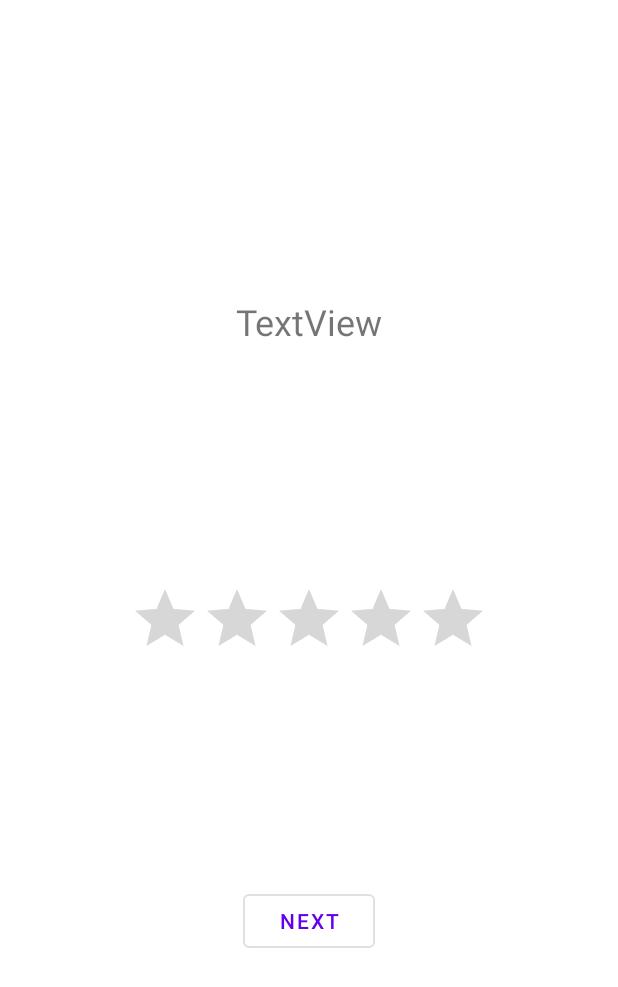
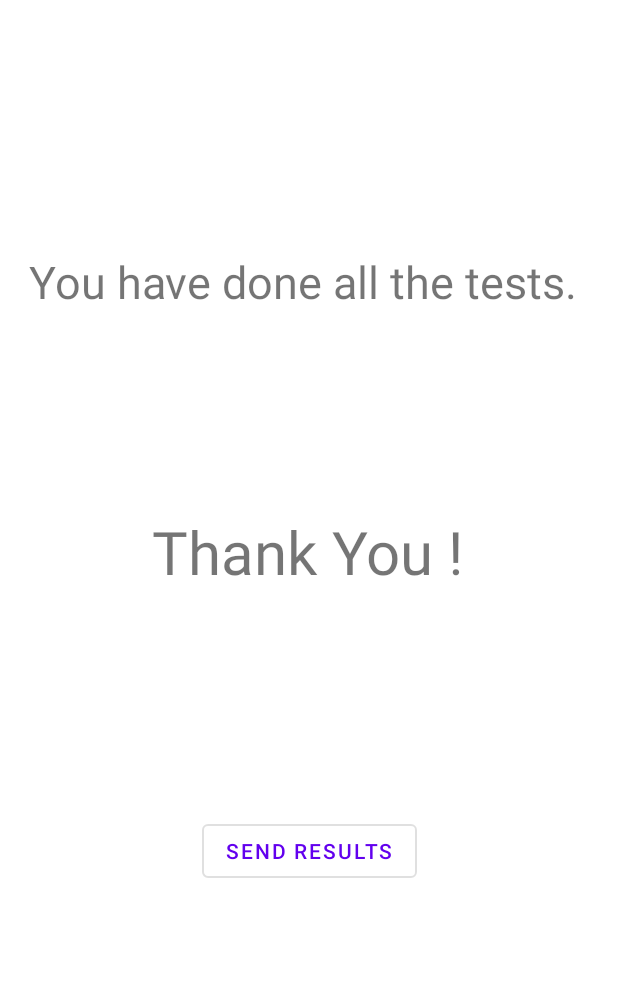
Before and after one commit to timtimchen/COSC541Project, an Android app: the layout activity_send_evaluation.xml on its own in the app's theme, with its tools: preview values and no code run, on a phone screen of 412 x 824 dp. Shown: the top 987 px of the screen. Run offline under Robolectric (Android 15) with nearby library versions, the phone set to English and light mode, and no system bars.

Commit message:
refactor app structure

```diff
--- a/app/src/main/java/com/example/thumbs_upapp/ThankYouActivity.java
+++ b/app/src/main/java/com/example/thumbs_upapp/SendEvaluationActivity.java
@@ -9,7 +9,7 @@ import android.util.Log;
 import android.view.View;
 import android.widget.Toast;
 
-public class ThankYouActivity extends AppCompatActivity {
+public class SendEvaluationActivity extends AppCompatActivity {
     public void sendEmail(View view) {
         // send out message
         //Log.i("Send email", "");
@@ -31,7 +31,7 @@ public class ThankYouActivity extends AppCompatActivity {
             finish();
             Log.i("Finished sending", "");
         } catch (android.content.ActivityNotFoundException ex) {
-            Toast.makeText(ThankYouActivity.this,
+            Toast.makeText(SendEvaluationActivity.this,
                     "There is no email client installed.", Toast.LENGTH_SHORT).show();
         }
 
@@ -42,6 +42,6 @@ public class ThankYouActivity extends AppCompatActivity {
     @Override
     protected void onCreate(Bundle savedInstanceState) {
         super.onCreate(savedInstanceState);
-        setContentView(R.layout.activity_thank_you);
+        setContentView(R.layout.activity_send_evaluation);
     }
 }
--- a/app/src/main/java/com/example/thumbs_upapp/SecondTechTestActivity.java
+++ b/app/src/main/java/com/example/thumbs_upapp/Test2Activity.java
@@ -15,7 +15,7 @@ import androidx.appcompat.app.AppCompatActivity;
 
 import java.util.Random;
 
-public class SecondTechTestActivity extends AppCompatActivity {
+public class Test2Activity extends AppCompatActivity {
 
     private boolean triggered = false;
     private boolean finished = false;
@@ -138,7 +138,7 @@ public class SecondTechTestActivity extends AppCompatActivity {
         Long timer = tEnd / totalHits;
         //Log.i("TAG", "time: " + timer.toString());
         //Log.i("TAG", "testMessage: " + message);
-        Intent intent = new Intent(this, ThankYouActivity.class);
+        Intent intent = new Intent(this, SendEvaluationActivity.class);
         intent.putExtra("TestMessage", msgPackage);
         startActivity(intent);
     }
--- a/app/src/main/java/com/example/thumbs_upapp/TestMessagePackage.java
+++ b/app/src/main/java/com/example/thumbs_upapp/TestMessagePackage.java
@@ -4,6 +4,7 @@ import java.io.Serializable;
 
 public class TestMessagePackage implements Serializable {
     public String preferHand = "";
+    public int lastTestNum = 0;
     public long timer1 = 0;
     public double accuracy1 = 1.0;
     public double preference1 = 1.0;
--- a/app/src/main/res/layout/activity_second_tech_test.xml
+++ b/app/src/main/res/layout/activity_second_tech_test.xml
@@ -5,7 +5,7 @@
     android:layout_width="match_parent"
     android:layout_height="match_parent"
     android:id="@+id/wholeScreen"
-    tools:context=".SecondTechTestActivity">
+    tools:context=".Test2Activity">
 
     <TextView
         android:id="@+id/targetHitText2"
--- a/app/src/main/res/layout/activity_evaluation.xml
+++ b/app/src/main/res/layout/activity_send_evaluation.xml
@@ -4,43 +4,44 @@
     xmlns:tools="http://schemas.android.com/tools"
     android:layout_width="match_parent"
     android:layout_height="match_parent"
-    tools:context=".EvaluationActivity">
-
-
-    <com.google.android.material.button.MaterialButton
-        android:id="@+id/SubmitFirstBtn"
-        style="@style/Widget.MaterialComponents.Button.OutlinedButton"
-        android:layout_width="wrap_content"
-        android:layout_height="wrap_content"
-        android:onClick="submitAndNext"
-        android:text="NEXT"
-        app:layout_constraintBottom_toBottomOf="parent"
-        app:layout_constraintEnd_toEndOf="parent"
-        app:layout_constraintStart_toStartOf="parent"
-        app:layout_constraintTop_toTopOf="parent"
-        app:layout_constraintVertical_bias="0.76" />
-
-    <RatingBar
-        android:id="@+id/ratingBar1"
-        android:layout_width="wrap_content"
-        android:layout_height="wrap_content"
-        app:layout_constraintBottom_toTopOf="@+id/SubmitFirstBtn"
-        app:layout_constraintEnd_toEndOf="parent"
-        app:layout_constraintStart_toStartOf="parent"
-        app:layout_constraintTop_toTopOf="parent"
-        app:layout_constraintVertical_bias="0.73" />
+    tools:context=".SendEvaluationActivity">
 
     <TextView
-        android:id="@+id/textView12"
-        android:layout_width="wrap_content"
-        android:layout_height="wrap_content"
-        android:text="TextView"
-        android:textSize="24sp"
+        android:id="@+id/textView9"
+        android:layout_width="374dp"
+        android:layout_height="156dp"
+        android:text="@string/youDone"
+        android:textSize="30sp"
         app:layout_constraintBottom_toBottomOf="parent"
         app:layout_constraintEnd_toEndOf="parent"
         app:layout_constraintStart_toStartOf="parent"
         app:layout_constraintTop_toTopOf="parent"
         app:layout_constraintVertical_bias="0.25" />
 
+    <TextView
+        android:id="@+id/textView6"
+        android:layout_width="wrap_content"
+        android:layout_height="wrap_content"
+        android:text="Thank You !"
+        android:textSize="40sp"
+        app:layout_constraintBottom_toBottomOf="parent"
+        app:layout_constraintEnd_toEndOf="parent"
+        app:layout_constraintHorizontal_bias="0.497"
+        app:layout_constraintStart_toStartOf="parent"
+        app:layout_constraintTop_toTopOf="parent"
+        app:layout_constraintVertical_bias="0.442" />
+
+    <com.google.android.material.button.MaterialButton
+        android:id="@+id/SendEmailBtn"
+        style="@style/Widget.MaterialComponents.Button.OutlinedButton"
+        android:layout_width="wrap_content"
+        android:layout_height="wrap_content"
+        android:onClick="sendEmail"
+        android:text="SEND RESULTS"
+        app:layout_constraintBottom_toBottomOf="parent"
+        app:layout_constraintEnd_toEndOf="parent"
+        app:layout_constraintStart_toStartOf="parent"
+        app:layout_constraintTop_toTopOf="parent"
+        app:layout_constraintVertical_bias="0.7" />
 
 </androidx.constraintlayout.widget.ConstraintLayout>
--- a/app/src/main/res/layout/activity_first_tech_test.xml
+++ b/app/src/main/res/layout/activity_test_1.xml
@@ -5,7 +5,7 @@
     android:layout_width="match_parent"
     android:layout_height="match_parent"
     android:id="@+id/wholeScreen"
-    tools:context=".FirstTechTestActivity">
+    tools:context=".Test1Activity">
 
     <TextView
         android:id="@+id/targetHitText"
```
Also changed, not shown: app/src/main/AndroidManifest.xml (+5 -5 lines), app/src/main/java/com/example/thumbs_upapp/MainActivity.java (+10 -6 lines), app/src/main/java/com/example/thumbs_upapp/Test1Activity.java (renamed from app/src/main/java/com/example/thumbs_upapp/FirstTechTestActivity.java, +3 -6 lines), app/src/main/java/com/example/thumbs_upapp/Test1EvaluateActivity.java (renamed from app/src/main/java/com/example/thumbs_upapp/EvaluationActivity.java, +3 -6 lines), app/src/main/java/com/example/thumbs_upapp/Test1InstructActivity.java (renamed from app/src/main/java/com/example/thumbs_upapp/FirstTechInstructActivity.java, +4 -11 lines), app/src/main/res/layout/activity_test_1_evaluate.xml (renamed from app/src/main/res/layout/activity_first_tech_instruct.xml, +24 -26 lines), app/src/main/res/layout/activity_test_1_instruct.xml (renamed from app/src/main/res/layout/activity_thank_you.xml, +28 -27 lines).
